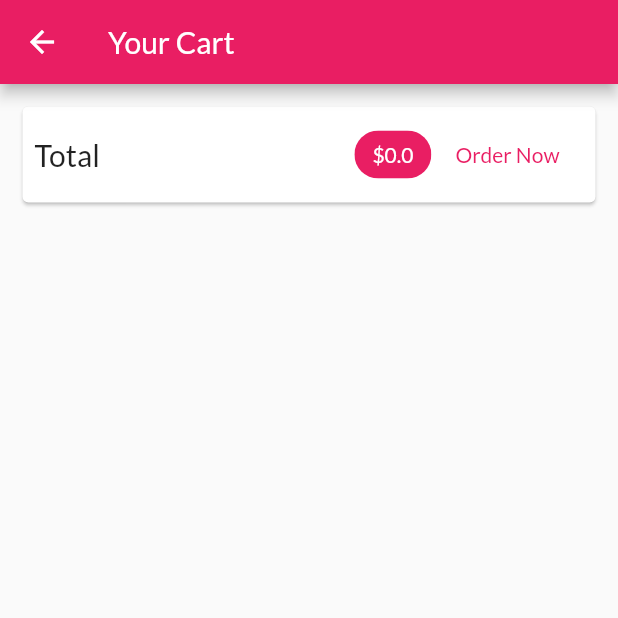
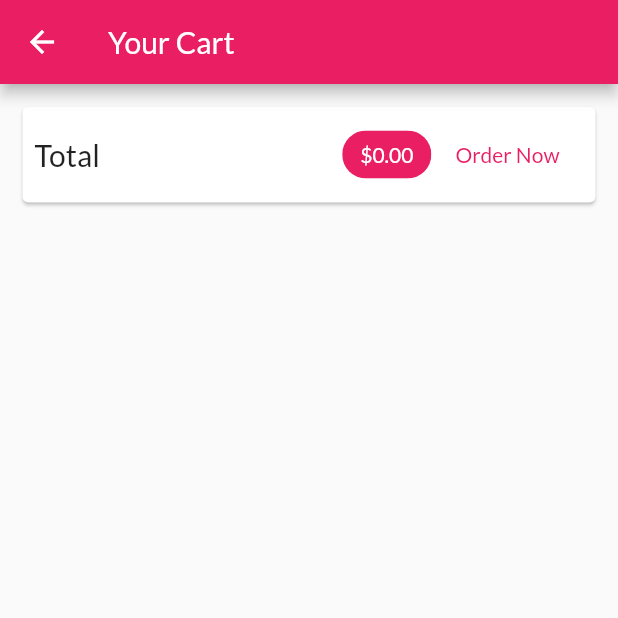
Before and after one commit to windevkay/shopcore, a Flutter app: the CartScreen screen opened by its route, after a tap on "Order Now", on a phone screen of 412 x 824 dp, the top half of it. Run offline on Flutter 3.47's test engine with Material 2 defaults, Android fonts, the phone set to English and light mode, and no system bars; network calls fail.

```diff
--- /dev/null
+++ b/lib/providers/orders.provider.dart
@@ -0,0 +1,36 @@
+import 'package:flutter/foundation.dart';
+
+import '../models/cart.model.dart';
+
+class OrderItem {
+  final String id;
+  final double amount;
+  final List<CartItem> products;
+  final DateTime dateTime;
+
+  OrderItem(
+      {@required this.id,
+      @required this.amount,
+      @required this.products,
+      @required this.dateTime});
+}
+
+class OrdersProvider with ChangeNotifier {
+  List<OrderItem> _orders = [];
+
+  List<OrderItem> get orders {
+    return [..._orders];
+  }
+
+  void addOrder(List<CartItem> cartProducts, double total) {
+    //the index 0 specifies to add all orders at the beginning og the list
+    _orders.insert(
+        0,
+        OrderItem(
+            id: DateTime.now().toString(),
+            amount: total,
+            dateTime: DateTime.now(),
+            products: cartProducts));
+    notifyListeners();
+  }
+}
--- a/lib/screens/cart.screen.dart
+++ b/lib/screens/cart.screen.dart
@@ -3,6 +3,7 @@ import 'package:provider/provider.dart';
 
 import '../models/cart.model.dart';
 import '../widgets/cartItem.widget.dart' as CartItemWidget;
+import '../providers/orders.provider.dart';
 
 class CartScreen extends StatelessWidget {
   static const routeName = '/cart';
@@ -29,7 +30,7 @@ class CartScreen extends StatelessWidget {
                   Spacer(),
                   Chip(
                     label: Text(
-                      '\$${cart.totalAmount}',
+                      '\$${cart.totalAmount.toStringAsFixed(2)}',
                       style: TextStyle(
                           color:
                               Theme.of(context).primaryTextTheme.title.color),
@@ -38,7 +39,11 @@ class CartScreen extends StatelessWidget {
                   ),
                   FlatButton(
                     child: Text('Order Now'),
-                    onPressed: () {},
+                    onPressed: () {
+                      Provider.of<OrdersProvider>(context, listen: false).addOrder(cart.items.values.toList(), cart.totalAmount);
+                      //clear the cart
+                      cart.clear();
+                    },
                     textColor: Theme.of(context).primaryColor,
                   )
                 ],
--- /dev/null
+++ b/lib/screens/orders.screen.dart
@@ -0,0 +1,24 @@
+import 'package:flutter/material.dart';
+import 'package:provider/provider.dart';
+// the keyword show allows us to specify what class within the file we want to expose
+import '../providers/orders.provider.dart' show OrdersProvider;
+import '../widgets/orderItem.widget.dart';
+import '../widgets/appDrawer.widget.dart';
+
+class OrdersScreen extends StatelessWidget {
+  static const routeName = '/orders';
+  @override
+  Widget build(BuildContext context) {
+    final orderData = Provider.of<OrdersProvider>(context);
+    return Scaffold(
+      appBar: AppBar(
+        title: Text('Your Orders'),
+      ),
+      drawer: AppDrawer(),
+      body: ListView.builder(
+        itemCount: orderData.orders.length,
+        itemBuilder: (ctx, i) => OrderItem(orderData.orders[i]),
+      ),
+    );
+  }
+}
--- a/lib/screens/productsoverview.screen.dart
+++ b/lib/screens/productsoverview.screen.dart
@@ -5,6 +5,7 @@ import '../widgets/productsGrid.widget.dart';
 import '../screens/cart.screen.dart';
 import '../models/cart.model.dart';
 import '../widgets/badge.widget.dart';
+import '../widgets/appDrawer.widget.dart';
 
 enum FilterOptions { Favorites, All }
 
@@ -57,6 +58,7 @@ class _ProductsOverviewScreenState extends State<ProductsOverviewScreen> {
           ),
         ],
       ),
+      drawer: AppDrawer(),
       //using a grid view gives similar performance enhancments just like using list builders
       body: ProductsGrid(_showOnlyFavorites),
     );
--- /dev/null
+++ b/lib/widgets/orderItem.widget.dart
@@ -0,0 +1,66 @@
+import 'dart:math';
+import 'package:flutter/material.dart';
+import 'package:intl/intl.dart';
+
+import '../providers/orders.provider.dart' as ordProvider;
+
+class OrderItem extends StatefulWidget {
+  final ordProvider.OrderItem order;
+  OrderItem(this.order);
+
+  @override
+  _OrderItemState createState() => _OrderItemState();
+}
+
+class _OrderItemState extends State<OrderItem> {
+  var _expanded = false;
+
+  @override
+  Widget build(BuildContext context) {
+    return Card(
+      margin: EdgeInsets.all(10),
+      child: Column(
+        children: <Widget>[
+          ListTile(
+            title: Text('\$${widget.order.amount}'),
+            subtitle: Text(
+              DateFormat('dd/MM/yyyy hh:mm').format(widget.order.dateTime),
+            ),
+            trailing: IconButton(
+              icon: Icon(_expanded ? Icons.expand_less : Icons.expand_more),
+              onPressed: () {
+                setState(() {
+                  _expanded = !_expanded;
+                });
+              },
+            ),
+          ),
+          if (_expanded)
+            Container(
+              padding: EdgeInsets.symmetric(horizontal:15, vertical:4),
+              height: min(widget.order.products.length * 20.0 + 10, 100),
+              child: ListView(
+                children: widget.order.products
+                    .map((prod) => Row(
+                      mainAxisAlignment: MainAxisAlignment.spaceBetween,
+                          children: <Widget>[
+                            Text(
+                              prod.title,
+                              style: TextStyle(
+                                  fontSize: 18, fontWeight: FontWeight.bold),
+                            ),
+                            Text(
+                              '${prod.quantity}x \$${prod.price}',
+                              style:
+                                  TextStyle(fontSize: 18, color: Colors.grey),
+                            )
+                          ],
+                        ))
+                    .toList(),
+              ),
+            )
+        ],
+      ),
+    );
+  }
+}
--- a/pubspec.yaml
+++ b/pubspec.yaml
@@ -20,6 +20,7 @@ dependencies:
   flutter:
     sdk: flutter
   provider: 3.2.0
+  intl: 0.15.8
 
   # The following adds the Cupertino Icons font to your application.
   # Use with the CupertinoIcons class for iOS style icons.
```
Also changed, not shown: lib/main.dart (+14 -2 lines), lib/models/cart.model.dart (+26 -1 lines), lib/screens/editProduct.screen.dart (added, +32 -0 lines), lib/screens/userProducts.screen.dart (added, +44 -0 lines), lib/widgets/appDrawer.widget.dart (added, +44 -0 lines), lib/widgets/cartItem.widget.dart (+23 -0 lines), lib/widgets/productItem.widget.dart (+8 -0 lines), lib/widgets/userProductItem.widget.dart (added, +34 -0 lines), pubspec.lock.
